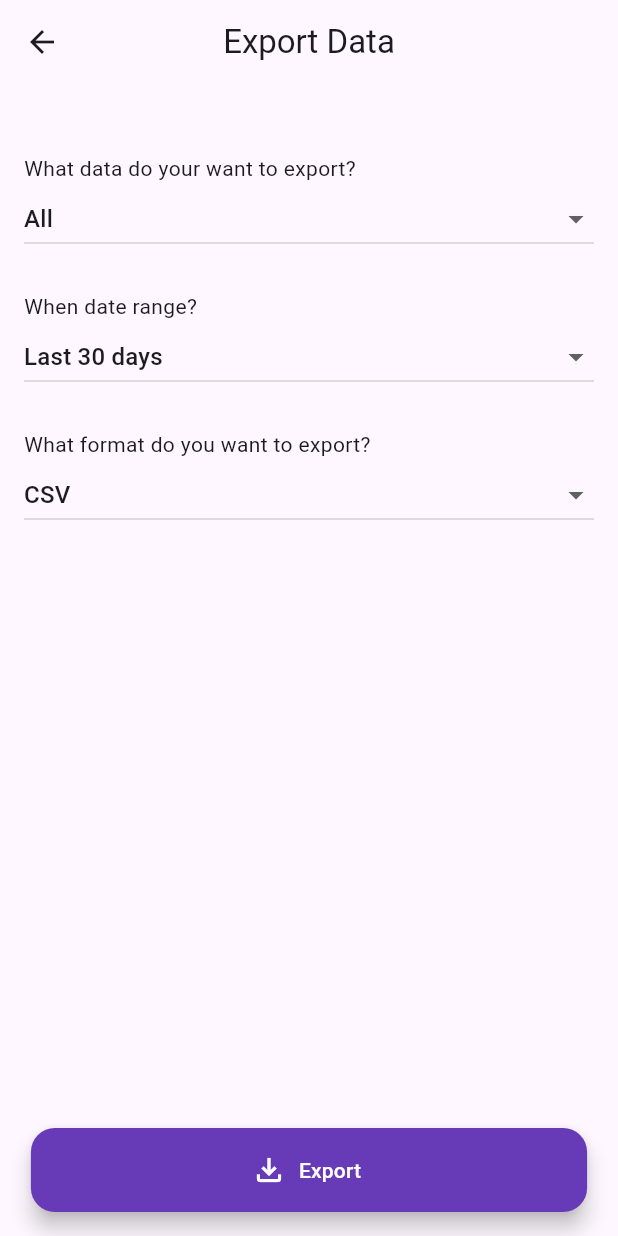
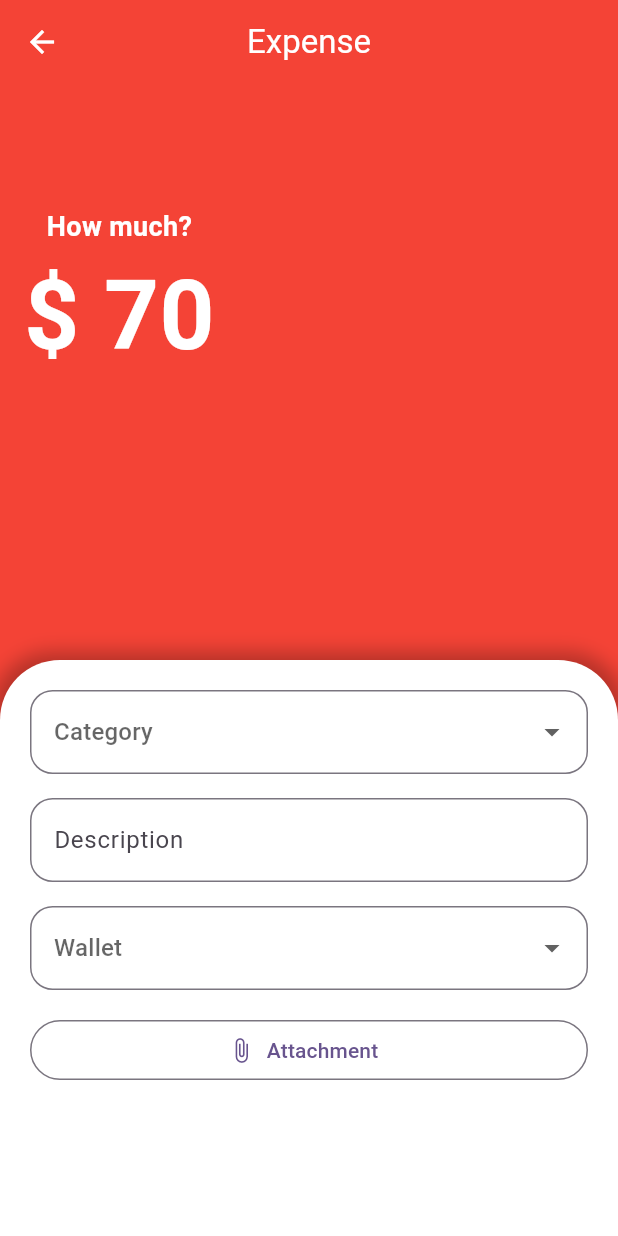
Before and after one commit to AliGIran/expanse_tracker_app, a Flutter app: the screen it shows after launch, on a phone screen of 412 x 824 dp. Run offline on Flutter 3.47's test engine with Material 3 defaults, Android fonts, the phone set to English and light mode, and no system bars; our stand-ins replace carousel_slider, gap.

Commit message:
Expense home page mock up with dirty code finished

```diff
--- /dev/null
+++ b/lib/expense/presentation/pages/new_expense_page.dart
@@ -0,0 +1,220 @@
+import 'package:flutter/material.dart';
+import 'package:gap/gap.dart';
+
+class NewExpensePage extends StatelessWidget {
+  NewExpensePage({super.key});
+
+  final TextEditingController descriptionTextEditingController =
+      TextEditingController();
+
+  final int value = 70;
+
+  @override
+  Widget build(BuildContext context) {
+    return Scaffold(
+      backgroundColor: Colors.red,
+      appBar: AppBar(
+        leading: const BackButton(
+          style: ButtonStyle(
+              iconColor:
+                  WidgetStatePropertyAll(Color.fromRGBO(255, 255, 255, 1))),
+        ),
+        backgroundColor: Colors.transparent,
+        title: const Text(
+          "Expense",
+          style: TextStyle(color: Colors.white),
+        ),
+        centerTitle: true,
+      ),
+      body: Stack(children: [
+        Container(
+          padding: EdgeInsets.symmetric(
+              horizontal: 16,
+              vertical: MediaQuery.of(context).size.height * 0.1),
+          child: Column(
+            children: [
+              const Text(
+                "How much?",
+                style: TextStyle(
+                    color: Colors.white,
+                    fontSize: 18,
+                    fontWeight: FontWeight.bold),
+              ),
+              Text(
+                "\$ $value",
+                style: const TextStyle(
+                    color: Colors.white,
+                    fontSize: 64,
+                    fontWeight: FontWeight.bold),
+              ),
+            ],
+          ),
+        ),
+        DraggableScrollableSheet(
+          initialChildSize: 0.5,
+          minChildSize: 0.5,
+          maxChildSize: 0.8,
+          builder: (context, scrollController) => Container(
+            padding: const EdgeInsets.all(20),
+            decoration: const BoxDecoration(
+                color: Colors.white,
+                borderRadius: BorderRadius.only(
+                    topLeft: Radius.circular(40),
+                    topRight: Radius.circular(40)),
+                boxShadow: [
+                  BoxShadow(
+                      color: Colors.black26,
+                      blurRadius: 10,
+                      spreadRadius: 5,
+                      offset: Offset(0, 0))
+                ]),
+            child: Column(
+              children: [
+                DropdownButtonFormField<String>(
+                  decoration: const InputDecoration(
+                      border: OutlineInputBorder(
+                          borderRadius: BorderRadius.all(Radius.circular(15)))),
+                  isExpanded: true,
+                  hint: const Text("Category"),
+                  // value: "CSV",
+                  items: <String>['CSV', 'XML', 'PDF'].map((String item) {
+                    return DropdownMenuItem<String>(
+                      value: item,
+                      child: Text(item),
+                    );
+                  }).toList(),
+                  onChanged: (value) {
+                    value = value;
+                  },
+                ),
+                const Gap(16),
+                TextField(
+                  controller: descriptionTextEditingController,
+                  decoration: const InputDecoration(
+                      border: OutlineInputBorder(
+                          borderRadius: BorderRadius.all(Radius.circular(15))),
+                      hintText: "Description"),
+                ),
+                const Gap(16),
+                DropdownButtonFormField<String>(
+                  decoration: const InputDecoration(
+                      border: OutlineInputBorder(
+                          borderRadius: BorderRadius.all(Radius.circular(15)))),
+                  isExpanded: true,
+                  hint: const Text("Wallet"),
+                  // value: "CSV",
+                  items: <String>['CSV', 'XML', 'PDF'].map((String item) {
+                    return DropdownMenuItem<String>(
+                      value: item,
+                      child: Text(item),
+                    );
+                  }).toList(),
+                  onChanged: (value) {
+                    value = value;
+                  },
+                ),
+                const Gap(16),
+                SizedBox(
+                  width: double.infinity,
+                  child: OutlinedButton.icon(
+                    onPressed: () => showModalSheet(context),
+                    label: const Text("Attachment"),
+                    icon: const Icon(Icons.attach_file),
+                  ),
+                )
+              ],
+            ),
+          ),
+        )
+      ]),
+    );
+  }
+}
+
+showModalSheet(BuildContext context) {
+  return showModalBottomSheet<void>(
+    showDragHandle: true,
+    context: context,
+    builder: (context) {
+      return SizedBox(
+        height: MediaQuery.of(context).size.height * 0.2,
+        child: Container(
+          padding: const EdgeInsets.symmetric(vertical: 16, horizontal: 20),
+          child: Row(
+            mainAxisAlignment: MainAxisAlignment.center,
+            children: [
+              Expanded(
+                child: Card(
+                  color: Theme.of(context).colorScheme.primaryContainer,
+
+                  // color: Colors.purpleAccent,
+                  shape: const RoundedRectangleBorder(
+                      borderRadius: BorderRadius.all(Radius.circular(15))),
+                  child: const Column(
+                    mainAxisAlignment: MainAxisAlignment.center,
+                    children: [
+                      Icon(
+                        Icons.camera_alt_rounded,
+                        color: Colors.deepPurple,
+                      ),
+                      Text(
+                        "Camera",
+                        style: TextStyle(
+                            color: Colors.deepPurple,
+                            fontWeight: FontWeight.bold),
+                      )
+                    ],
+                  ),
+                ),
+              ),
+              Expanded(
+                child: Card(
+                  color: Theme.of(context).colorScheme.primaryContainer,
+                  shape: const RoundedRectangleBorder(
+                      borderRadius: BorderRadius.all(Radius.circular(15))),
+                  child: const Column(
+                    mainAxisAlignment: MainAxisAlignment.center,
+                    children: [
+                      Icon(
+                        Icons.image,
+                        color: Colors.deepPurple,
+                      ),
+                      Text(
+                        "Image",
+                        style: TextStyle(
+                            color: Colors.deepPurple,
+                            fontWeight: FontWeight.bold),
+                      )
+                    ],
+                  ),
+                ),
+              ),
+              Expanded(
+                child: Card(
+                  color: Theme.of(context).colorScheme.primaryContainer,
+                  shape: const RoundedRectangleBorder(
+                      borderRadius: BorderRadius.all(Radius.circular(15))),
+                  child: const Column(
+                    mainAxisAlignment: MainAxisAlignment.center,
+                    children: [
+                      Icon(
+                        Icons.folder,
+                        color: Colors.deepPurple,
+                      ),
+                      Text(
+                        "Document",
+                        style: TextStyle(
+                            color: Colors.deepPurple,
+                            fontWeight: FontWeight.bold),
+                      )
+                    ],
+                  ),
+                ),
+              ),
+            ],
+          ),
+        ),
+      );
+    },
+  );
+}
--- a/lib/main.dart
+++ b/lib/main.dart
@@ -1,6 +1,6 @@
 import 'package:flutter/material.dart';
 
-import 'export_data/presentation/pages/export_data_home_page.dart';
+import 'expense/presentation/pages/new_expense_page.dart';
 
 void main() {
   WidgetsFlutterBinding.ensureInitialized();
@@ -19,7 +19,7 @@ class MyApp extends StatelessWidget {
 
   @override
   Widget build(BuildContext context) {
-    return const ExportDataHomePage();
+    return NewExpensePage();
   }
 }
 
```
